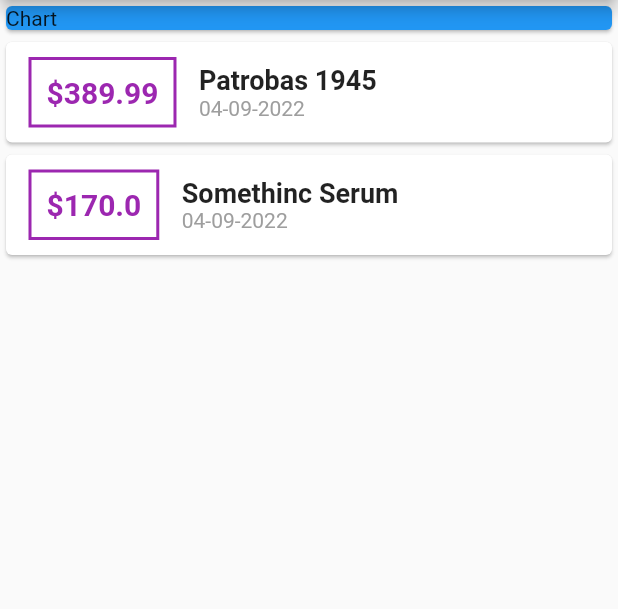
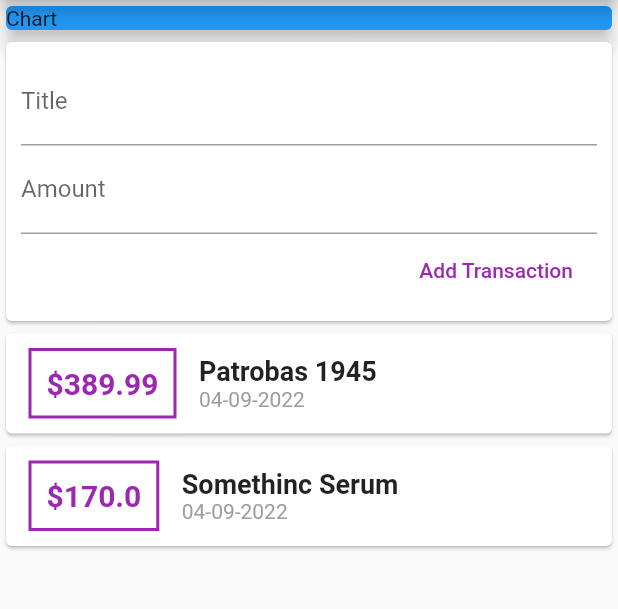
Before and after one commit to yqisthi/expense-manager-app-flutter, a Flutter app: the screen it shows after launch, on a phone screen of 412 x 824 dp, the part 84-693 px from its top. Run offline on Flutter 3.47's test engine with Material 2 defaults, Android fonts, the phone set to English and light mode, and no system bars.

Commit message:
user input

```diff
--- a/lib/main.dart
+++ b/lib/main.dart
@@ -46,6 +46,10 @@
       date: DateTime.now(),
     ),
   ];
+  // String titleInput;
+  // String amountInput;
+  final titleController = TextEditingController();
+  final amountController = TextEditingController();
 
   @override
   Widget build(BuildContext context) {
@@ -59,6 +63,36 @@
           child: Card(
             color: Colors.blue,
             child: Text("Chart"),
+            elevation: 5,
+          ),
+        ),
+        Card(
+          child: Container(
+            padding: EdgeInsets.all(10),
+            child: Column(
+              crossAxisAlignment: CrossAxisAlignment.end,
+              children: <Widget>[
+                TextField(
+                  decoration: InputDecoration(labelText: "Title"),
+                  controller: titleController,
+                  // onChanged: (val) {
+                  //   titleInput = val;
+                  // },
+                ),
+                TextField(
+                  decoration: InputDecoration(labelText: "Amount"),
+                  controller: amountController,
+                  // onChanged: (val) {
+                  //   amountInput = val;
+                  // },
+                ),
+                FlatButton(
+                  child: Text("Add Transaction"),
+                  textColor: Colors.purple,
+                  onPressed: () {},
+                ),
+              ],
+            ),
           ),
         ),
         Column(
```
